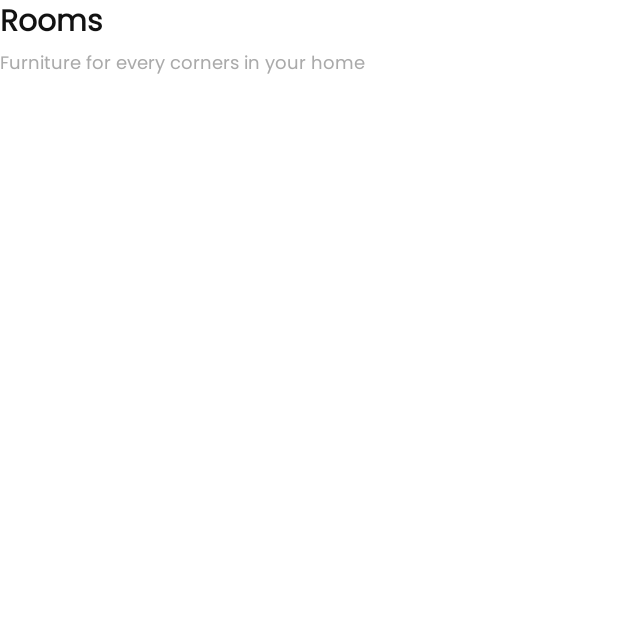
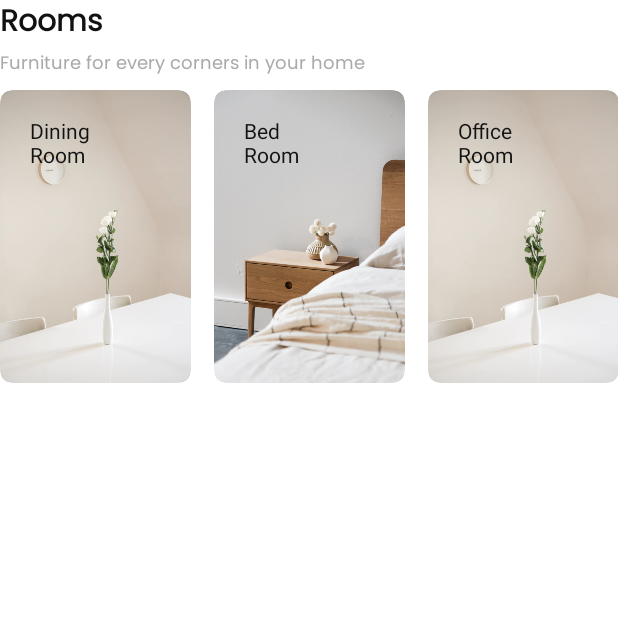
Before and after one commit to nameisjayant/furniture-app-compose-ui, an Android app built with Jetpack Compose: the composable RoomsHeader shown on its own in the app's theme, on a phone screen of 412 x 824 dp, the top half of it. Run offline under Robolectric (Android 15) with nearby library versions, the phone set to English and light mode, and no system bars; our stand-ins replace accompanist.

Commit message:
room section added

```diff
--- a/app/src/main/java/com/nameisjayant/furnitureapp/MainActivity.kt
+++ b/app/src/main/java/com/nameisjayant/furnitureapp/MainActivity.kt
@@ -31,7 +31,7 @@ class MainActivity : ComponentActivity() {
                     modifier = Modifier.fillMaxSize(),
                     color = MaterialTheme.colors.background,
                 ) {
-                    ProductDetailScreen()
+                    HomeScreen()
                 }
             }
         }
--- a/app/src/main/java/com/nameisjayant/furnitureapp/screens/HomeScreen.kt
+++ b/app/src/main/java/com/nameisjayant/furnitureapp/screens/HomeScreen.kt
@@ -43,10 +43,7 @@ import com.google.accompanist.flowlayout.MainAxisAlignment
 import com.nameisjayant.furnitureapp.R
 import com.nameisjayant.furnitureapp.commonUi.SpacerHeight
 import com.nameisjayant.furnitureapp.commonUi.SpacerWidth
-import com.nameisjayant.furnitureapp.models.Category
-import com.nameisjayant.furnitureapp.models.PopularProducts
-import com.nameisjayant.furnitureapp.models.categoryList
-import com.nameisjayant.furnitureapp.models.popularProductList
+import com.nameisjayant.furnitureapp.models.*
 import com.nameisjayant.furnitureapp.ui.theme.*
 
 
@@ -141,6 +138,12 @@ fun RoomsHeader() {
                 fontFamily = PoppinFont,
             )
         )
+        SpacerHeight(10.dp)
+        LazyRow{
+            items(roomList,key={it.id}){
+                RoomSection(rooms = it)
+            }
+        }
     }
 }
 
@@ -324,7 +327,10 @@ fun HomeHeader(
 ) {
 
     Row(
-        modifier = Modifier.fillMaxWidth(), horizontalArrangement = Arrangement.SpaceBetween
+        modifier = Modifier
+            .fillMaxWidth()
+            .padding(top = 20.dp),
+        horizontalArrangement = Arrangement.SpaceBetween
     ) {
         Text(
             text = stringResource(R.string.heading_text), style = TextStyle(
@@ -348,3 +354,30 @@ fun HomeHeader(
     }
 
 }
+
+@Composable
+fun RoomSection(
+    rooms: Rooms
+) {
+    Box(
+        modifier = Modifier.padding(end = 15.dp)
+    ) {
+        Image(
+            painter = painterResource(id = rooms.image),
+            contentDescription = rooms.title,
+            modifier = Modifier
+                .width(127.dp)
+                .height(195.dp)
+                .clip(RoundedCornerShape(8.dp))
+        )
+        Text(
+            text = rooms.title, style = TextStyle(
+                fontSize = 14.sp,
+                fontWeight = FontWeight.W400,
+                color = TextColor
+            ), modifier = Modifier
+                .width(100.dp)
+                .padding(20.dp)
+        )
+    }
+}
```
Also changed, not shown: app/src/main/java/com/nameisjayant/furnitureapp/models/Rooms.kt (+24 -0 lines), app/src/main/res/drawable/bed_room.png (added), app/src/main/res/drawable/dinning_room.png (added).
